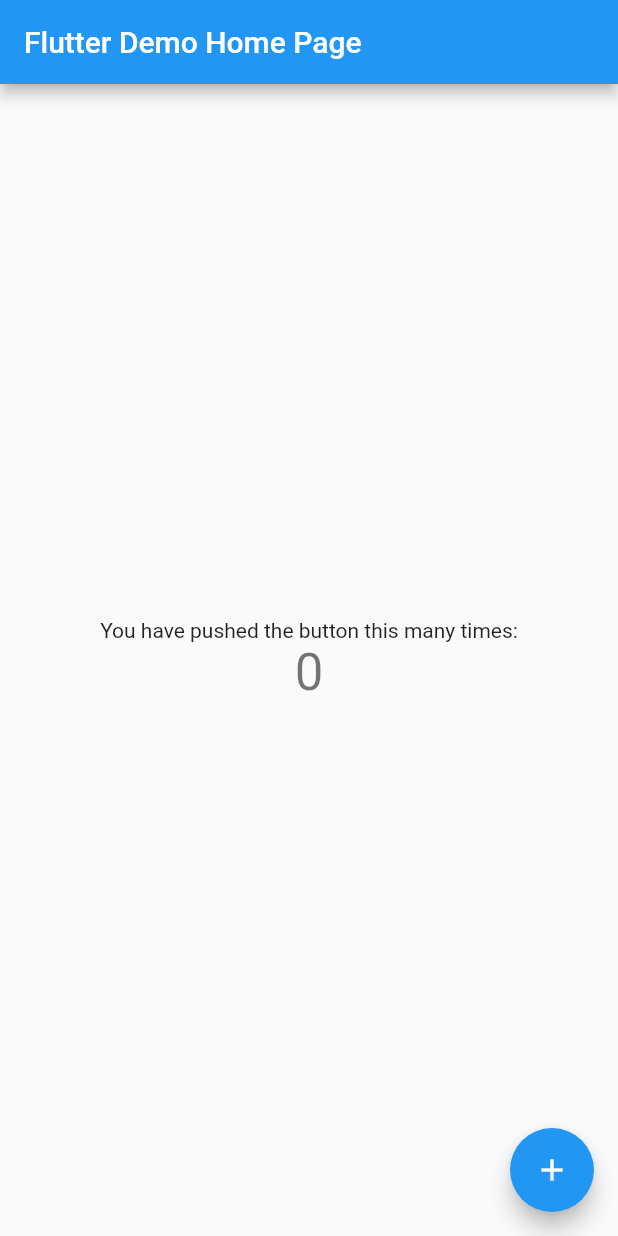
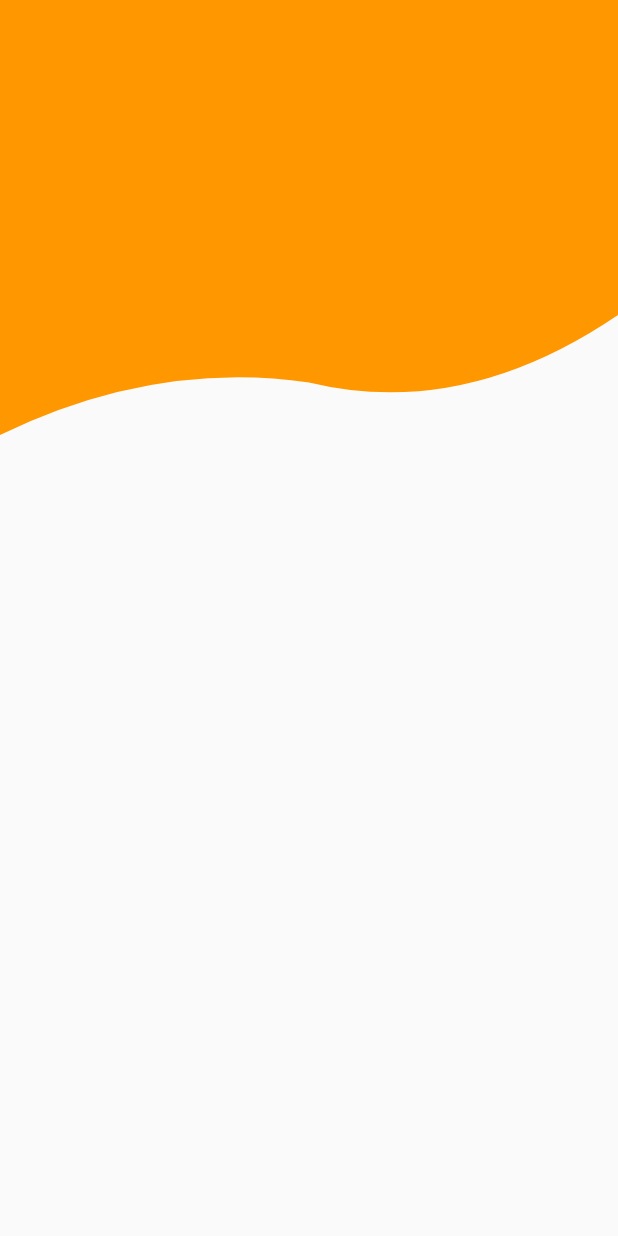
Before and after one commit to tchirktema-zz/flutterFlightMAp, a Flutter app: the screen it shows after launch, on a phone screen of 412 x 824 dp. Run offline on Flutter 3.47's test engine with Material 2 defaults, Android fonts, the phone set to English and light mode, and no system bars.

Commit message:
add custom shape on home page screen

```diff
--- /dev/null
+++ b/lib/CustomShapeClipper.dart
@@ -0,0 +1,28 @@
+import 'package:flutter/material.dart';
+
+class CustomShapeClipper extends CustomClipper<Path>{
+  @override
+  Path getClip(Size size) {
+    final Path path = Path();
+    path.lineTo(0.0,size.height);
+
+    var firstEndPoint = Offset(size.width*.5, size.height -35.0);
+    var firstControlPoint = Offset(size.width*0.25,size.height-50.0);
+    path.quadraticBezierTo(firstControlPoint.dx, firstControlPoint.dy, firstEndPoint.dx, firstEndPoint.dy);
+
+    var secondEndPoint = Offset(size.width, size.height -80.0);
+    var secondControlPoint = Offset(size.width*0.75,size.height-10.0);
+    path.quadraticBezierTo(secondControlPoint.dx, secondControlPoint.dy, secondEndPoint.dx, secondEndPoint.dy);
+
+
+    path.lineTo(size.width, 0.0);
+
+    path.close();
+
+    return path;
+  }
+
+  @override
+  bool shouldReclip(CustomClipper oldClipper) => true;
+
+}
--- a/lib/main.dart
+++ b/lib/main.dart
@@ -1,111 +1,45 @@
 import 'package:flutter/material.dart';
+import './CustomShapeClipper.dart';
 
-void main() => runApp(MyApp());
+void main() => runApp(
+  MaterialApp(
+    title: 'FlightApp',
+    debugShowCheckedModeBanner: false,
+    home: HomeScreen(),
+  ));
 
-class MyApp extends StatelessWidget {
-  // This widget is the root of your application.
+
+class HomeScreen extends StatelessWidget {
   @override
   Widget build(BuildContext context) {
-    return MaterialApp(
-      title: 'Flutter Demo',
-      theme: ThemeData(
-        // This is the theme of your application.
-        //
-        // Try running your application with "flutter run". You'll see the
-        // application has a blue toolbar. Then, without quitting the app, try
-        // changing the primarySwatch below to Colors.green and then invoke
-        // "hot reload" (press "r" in the console where you ran "flutter run",
-        // or simply save your changes to "hot reload" in a Flutter IDE).
-        // Notice that the counter didn't reset back to zero; the application
-        // is not restarted.
-        primarySwatch: Colors.blue,
-      ),
-      home: MyHomePage(title: 'Flutter Demo Home Page'),
+    return Scaffold(
+      body: Column(
+        children: <Widget>[
+          HomeScreenTopPart()
+        ],
+      )
     );
   }
 }
 
-class MyHomePage extends StatefulWidget {
-  MyHomePage({Key key, this.title}) : super(key: key);
-
-  // This widget is the home page of your application. It is stateful, meaning
-  // that it has a State object (defined below) that contains fields that affect
-  // how it looks.
-
-  // This class is the configuration for the state. It holds the values (in this
-  // case the title) provided by the parent (in this case the App widget) and
-  // used by the build method of the State. Fields in a Widget subclass are
-  // always marked "final".
-
-  final String title;
-
+class HomeScreenTopPart extends StatefulWidget {
   @override
-  _MyHomePageState createState() => _MyHomePageState();
+  _HomeScreenTopPartState createState() => _HomeScreenTopPartState();
 }
 
-class _MyHomePageState extends State<MyHomePage> {
-  int _counter = 0;
-
-  void _incrementCounter() {
-    setState(() {
-      // This call to setState tells the Flutter framework that something has
-      // changed in this State, which causes it to rerun the build method below
-      // so that the display can reflect the updated values. If we changed
-      // _counter without calling setState(), then the build method would not be
-      // called again, and so nothing would appear to happen.
-      _counter++;
-    });
-  }
-
+class _HomeScreenTopPartState extends State<HomeScreenTopPart> {
   @override
   Widget build(BuildContext context) {
-    // This method is rerun every time setState is called, for instance as done
-    // by the _incrementCounter method above.
-    //
-    // The Flutter framework has been optimized to make rerunning build methods
-    // fast, so that you can just rebuild anything that needs updating rather
-    // than having to individually change instances of widgets.
-    return Scaffold(
-      appBar: AppBar(
-        // Here we take the value from the MyHomePage object that was created by
-        // the App.build method, and use it to set our appbar title.
-        title: Text(widget.title),
-      ),
-      body: Center(
-        // Center is a layout widget. It takes a single child and positions it
-        // in the middle of the parent.
-        child: Column(
-          // Column is also layout widget. It takes a list of children and
-          // arranges them vertically. By default, it sizes itself to fit its
-          // children horizontally, and tries to be as tall as its parent.
-          //
-          // Invoke "debug painting" (press "p" in the console, choose the
-          // "Toggle Debug Paint" action from the Flutter Inspector in Android
-          // Studio, or the "Toggle Debug Paint" command in Visual Studio Code)
-          // to see the wireframe for each widget.
-          //
-          // Column has various properties to control how it sizes itself and
-          // how it positions its children. Here we use mainAxisAlignment to
-          // center the children vertically; the main axis here is the vertical
-          // axis because Columns are vertical (the cross axis would be
-          // horizontal).
-          mainAxisAlignment: MainAxisAlignment.center,
-          children: <Widget>[
-            Text(
-              'You have pushed the button this many times:',
-            ),
-            Text(
-              '$_counter',
-              style: Theme.of(context).textTheme.display1,
-            ),
-          ],
-        ),
-      ),
-      floatingActionButton: FloatingActionButton(
-        onPressed: _incrementCounter,
-        tooltip: 'Increment',
-        child: Icon(Icons.add),
-      ), // This trailing comma makes auto-formatting nicer for build methods.
+    return Stack(
+      children: <Widget>[
+        ClipPath(
+          clipper: CustomShapeClipper(),
+          child : Container(
+              height: 290.0,
+              color: Colors.orange
+          ),
+        )
+      ],
     );
   }
 }
```
Also changed, not shown: pubspec.yaml (+16 -0 lines).
